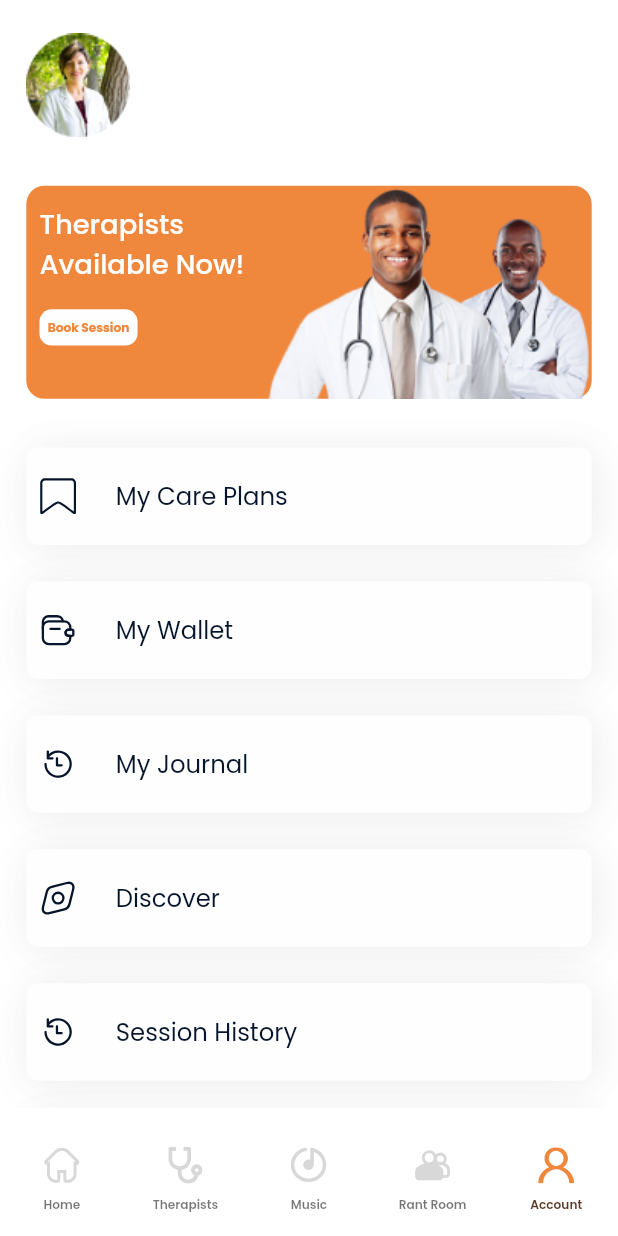
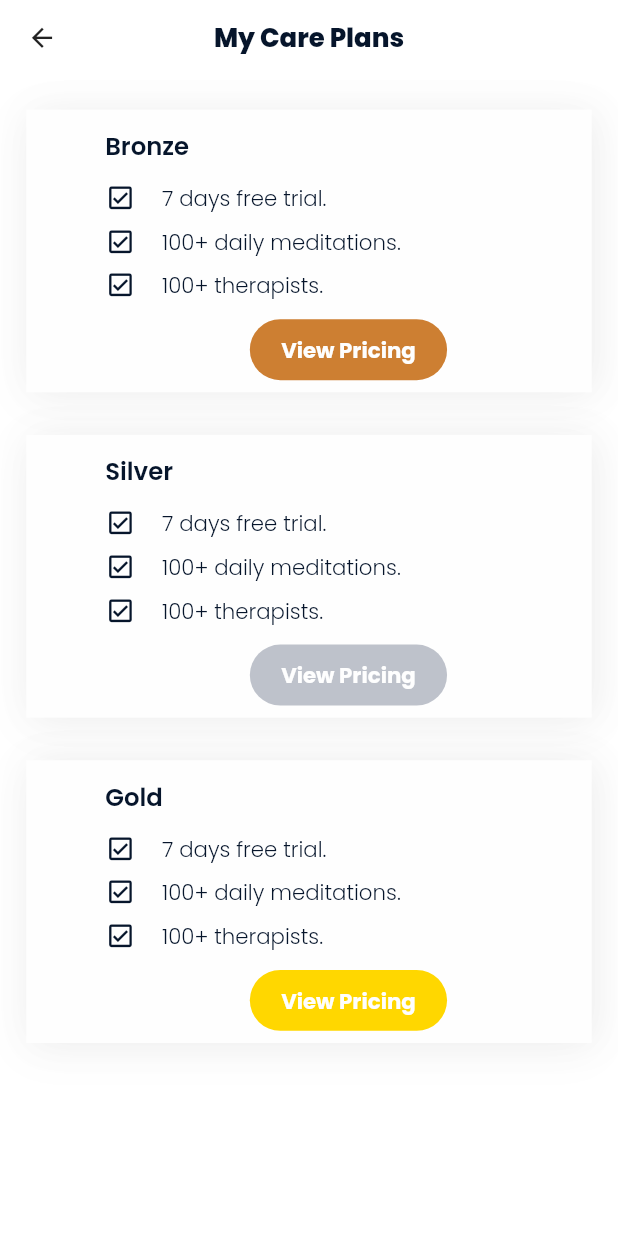
Before and after one commit to BounceRepository/BounceMobileV2, a Flutter app: the DashboardView screen opened directly, item 5 of the bottom bar chosen, after a tap on "My Care Plans", on a phone screen of 412 x 824 dp. Run offline on Flutter 3.47's test engine with Material 2 defaults, Android fonts, the phone set to English and light mode, and no system bars; our stand-ins replace carousel_slider, dio, equatable, flutter_lorem, flutter_rating_bar, flutter_screenutil and 7 more; missing offline and left inert: all_validations_br, flutterwave_standard, image_picker_for_web; accounts and stored records are empty.

Commit message:
care plan screens

```diff
--- a/lib/src/modules/playlist/screens/playlist_list_screen.dart
+++ b/lib/src/modules/playlist/screens/playlist_list_screen.dart
@@ -1,4 +1,4 @@
-import 'package:bounce_patient_app/src/modules/playlist/widgets/music_tile.dart';
+import 'package:bounce_patient_app/src/modules/playlist/widgets/music_list_tile.dart';
 import 'package:bounce_patient_app/src/shared/styles/spacing.dart';
 import 'package:bounce_patient_app/src/shared/styles/text.dart';
 import 'package:bounce_patient_app/src/shared/widgets/appbars/custom_tabbar.dart';
--- /dev/null
+++ b/lib/src/modules/subscription/models/plan.dart
@@ -0,0 +1,15 @@
+import 'package:flutter/material.dart';
+
+class Plan {
+  final String label;
+  final double amount;
+  final Color color;
+  final List<String> packages;
+
+  Plan({
+    required this.label,
+    required this.amount,
+    required this.color,
+    required this.packages,
+  });
+}
--- /dev/null
+++ b/lib/src/modules/subscription/screens/care_plans_screen.dart
@@ -0,0 +1,116 @@
+import 'package:bounce_patient_app/src/modules/subscription/models/plan.dart';
+import 'package:bounce_patient_app/src/modules/subscription/screens/care_plan_bottomsheet.dart';
+import 'package:bounce_patient_app/src/modules/subscription/widgets/package_list_view.dart';
+import 'package:bounce_patient_app/src/shared/styles/colors.dart';
+import 'package:bounce_patient_app/src/shared/styles/text.dart';
+import 'package:bounce_patient_app/src/shared/widgets/appbars/custom_appbar.dart';
+import 'package:bounce_patient_app/src/shared/widgets/buttons/app_button.dart';
+import 'package:bounce_patient_app/src/shared/widgets/others/custom_child_scrollview.dart';
+import 'package:flutter/material.dart';
+import 'package:flutter_screenutil/flutter_screenutil.dart';
+
+class CarePlansScreen extends StatelessWidget {
+  const CarePlansScreen({super.key});
+
+  @override
+  Widget build(BuildContext context) {
+    final plans = [
+      Plan(
+        label: 'Bronze',
+        color: AppColors.bronze,
+        amount: 5000,
+        packages: [
+          '7 days free trial.',
+          '100+ daily meditations.',
+          '100+ therapists.',
+        ],
+      ),
+      Plan(
+        label: 'Silver',
+        color: AppColors.sliver,
+        amount: 15000,
+        packages: [
+          '7 days free trial.',
+          '100+ daily meditations.',
+          '100+ therapists.',
+        ],
+      ),
+      Plan(
+        label: 'Gold',
+        color: AppColors.gold,
+        amount: 25000,
+        packages: [
+          '7 days free trial.',
+          '100+ daily meditations.',
+          '100+ therapists.',
+        ],
+      ),
+    ];
+
+    return Scaffold(
+      appBar: const CustomAppBar(label: 'My Care Plans'),
+      body: CustomChildScrollView(
+        child: Wrap(
+          runSpacing: 28.h,
+          children: List.generate(plans.length, (index) {
+            final plan = plans[index];
+            return PlanCard(plan);
+          }),
+        ),
+      ),
+    );
+  }
+}
+
+class PlanCard extends StatelessWidget {
+  const PlanCard(this.plan, {super.key});
+
+  final Plan plan;
+
+  @override
+  Widget build(BuildContext context) {
+    return Container(
+      width: double.infinity,
+      padding: EdgeInsets.only(
+        top: 12.h,
+        bottom: 8.h,
+        left: 48.w,
+      ),
+      decoration: BoxDecoration(
+        color: AppColors.lightVersion,
+        boxShadow: AppColors.boxshadow4,
+      ),
+      child: Column(
+        crossAxisAlignment: CrossAxisAlignment.start,
+        children: [
+          Text(
+            plan.label,
+            style: AppText.bold600(context).copyWith(
+              fontSize: 16.sp,
+            ),
+          ),
+          SizedBox(height: 12.h),
+          SubscriptionPackageListView(plan.packages),
+          SizedBox(height: 12.h),
+          Align(
+            alignment: Alignment.center,
+            child: SizedBox(
+              height: 40.h,
+              width: 120.w,
+              child: AppButton(
+                label: 'View Pricing',
+                labelColor: AppColors.lightVersion,
+                backgroundColor: plan.color,
+                padding: EdgeInsets.symmetric(vertical: 8.h, horizontal: 17.w),
+                borderRadius: BorderRadius.circular(20.r),
+                onTap: () {
+                  showCarePlanBottomsheet(context: context, plan: plan);
+                },
+              ),
+            ),
+          ),
+        ],
+      ),
+    );
+  }
+}
--- /dev/null
+++ b/lib/src/modules/subscription/widgets/package_list_view.dart
@@ -0,0 +1,51 @@
+import 'package:bounce_patient_app/src/shared/styles/colors.dart';
+import 'package:bounce_patient_app/src/shared/styles/text.dart';
+import 'package:flutter/material.dart';
+import 'package:flutter_screenutil/flutter_screenutil.dart';
+
+class SubscriptionPackageListView extends StatelessWidget {
+  const SubscriptionPackageListView(
+    this.packages, {
+    Key? key,
+  }) : super(key: key);
+
+  final List<String> packages;
+
+  @override
+  Widget build(BuildContext context) {
+    return Wrap(
+      spacing: 8.h,
+      direction: Axis.vertical,
+      children: List.generate(packages.length, (index) {
+        final package = packages[index];
+        return _Tile(package);
+      }),
+    );
+  }
+}
+
+class _Tile extends StatelessWidget {
+  const _Tile(this.label);
+
+  final String label;
+
+  @override
+  Widget build(BuildContext context) {
+    return Row(
+      children: [
+        Icon(
+          Icons.check_box_outlined,
+          size: 20.sp,
+          color: AppColors.lightText,
+        ),
+        SizedBox(width: 16.w),
+        Text(
+          label,
+          style: AppText.bold300(context).copyWith(
+            fontSize: 14.sp,
+          ),
+        ),
+      ],
+    );
+  }
+}
--- a/lib/src/shared/styles/colors.dart
+++ b/lib/src/shared/styles/colors.dart
@@ -16,6 +16,9 @@ class AppColors {
   static const grey3 = Color(0xff828282);
   static const grey6 = Color(0xffF2F2F2);
   static const chatRoom = Color(0xff89B031);
+  static const bronze = Color(0xffCD7F32);
+  static const sliver = Color(0xffBEC2CB);
+  static const gold = Color(0xffFFD700);
 
   static final boxshadow = [
     BoxShadow(
--- a/lib/src/shared/widgets/appbars/custom_appbar.dart
+++ b/lib/src/shared/widgets/appbars/custom_appbar.dart
@@ -44,7 +44,7 @@ class CustomAppBar extends StatelessWidget implements PreferredSizeWidget {
           : label != null
               ? Text(
                   label!,
-                  style: AppText.bold700(context).copyWith(
+                  style: AppText.bold800(context).copyWith(
                     fontSize: 17.sp,
                   ),
                 )
```
Also changed, not shown: lib/src/modules/account/screens/account_screen.dart (+8 -2 lines), lib/src/modules/playlist/screens/discover_screen.dart (added, +61 -0 lines), lib/src/modules/playlist/widgets/discover_list_item.dart (added, +82 -0 lines), lib/src/modules/playlist/widgets/music_list_tile.dart (renamed from lib/src/modules/playlist/widgets/music_tile.dart, +1 -27 lines), lib/src/modules/playlist/widgets/play_button.dart (added, +35 -0 lines), lib/src/modules/subscription/screens/care_plan_bottomsheet.dart (added, +92 -0 lines), lib/src/shared/widgets/appbars/custom_tabbar.dart (+13 -7 lines), lib/src/shared/widgets/others/amount_text.dart (added, +53 -0 lines), lib/src/shared/widgets/others/select_payment_type_view.dart (added, +11 -0 lines).
